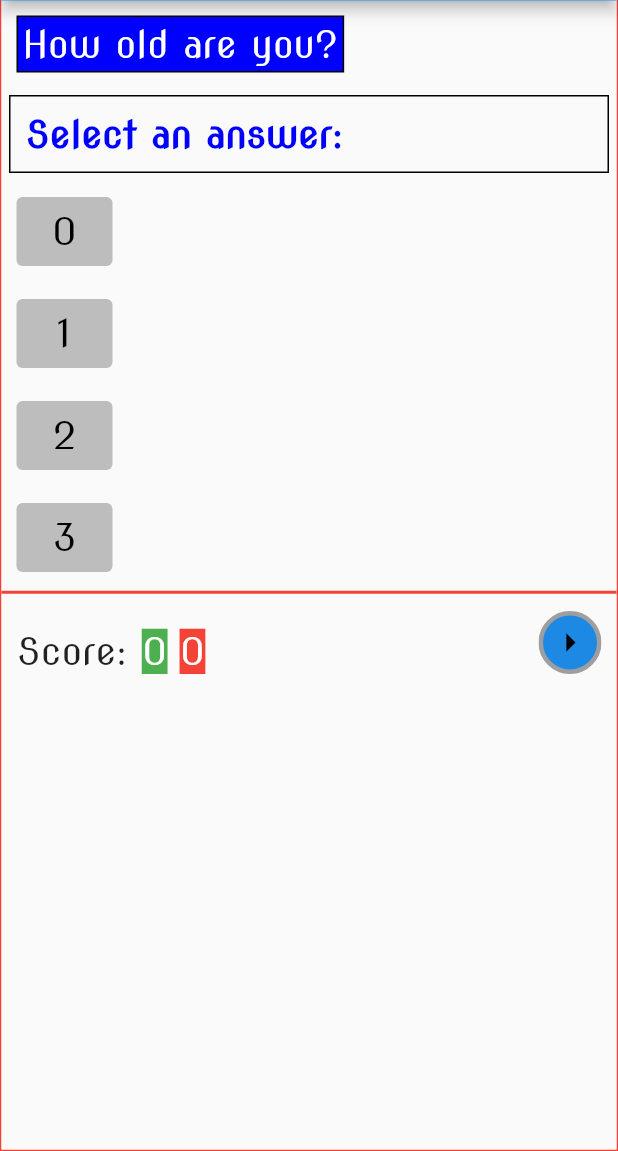
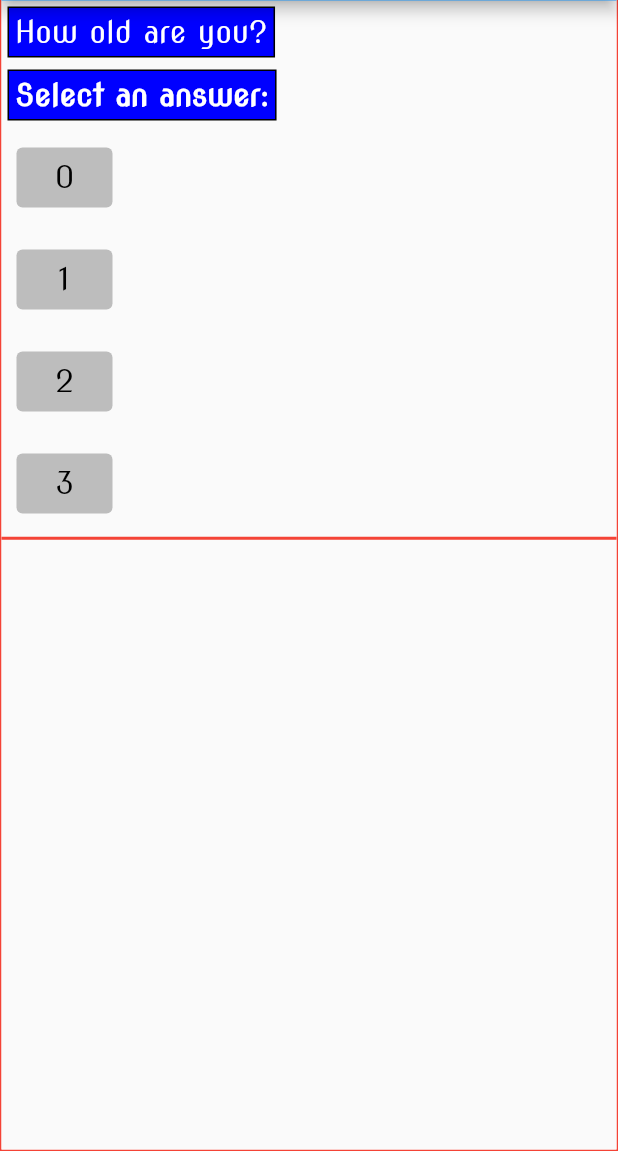
Before and after one commit to patishavir/trivia_guru, a Flutter app: the screen it shows after launch, on a phone screen of 412 x 824 dp, the part 85-1236 px from its top. Run offline on Flutter 3.47's test engine with Material 2 defaults, Android fonts, the phone set to English and light mode, and no system bars; our stand-ins replace confetti; missing offline and left inert: blinking_text.

Commit message:
trivia_guru commit 20221128

```diff
--- a/lib/config/app_config.dart
+++ b/lib/config/app_config.dart
@@ -1,7 +1,7 @@
 class AppConfig {
   static const bool writeLog = false;
   static const int answersCount = 4;
-  static const double fontSize = 25.0;
+  static const double fontSize = 20.0;
   static const int questionsPerGame = 2;
   static const int confettiAnimationDuration = 2;
 }
--- a/lib/pages/multiple_choice_question_form.dart
+++ b/lib/pages/multiple_choice_question_form.dart
@@ -105,8 +105,8 @@ class _MyHomePageState extends State<MyHomePage> {
 
     widgetList.add(
       Container(
-        margin: const EdgeInsets.all(10.0),
-        padding: const EdgeInsets.all(3.0),
+        margin: const EdgeInsets.all(4.0),
+        padding: const EdgeInsets.all(4.0),
         decoration: BoxDecoration(
           color: const Color.fromARGB(255, 0, 0, 255),
           border: Border.all(color: Colors.black, width: 1.0),
@@ -118,23 +118,51 @@ class _MyHomePageState extends State<MyHomePage> {
         ),
       ),
     );
-    widgetList.add(
-      Container(
-        width: double.infinity,
-        margin: const EdgeInsets.all(5.0),
-        padding: const EdgeInsets.all(10.0),
+    // next question container
+    widgetList.add(Container(
+      margin: const EdgeInsets.all(4.0),
+      padding: const EdgeInsets.all(4.0),
       decoration: BoxDecoration(
+        color: const Color.fromARGB(255, 0, 0, 255),
         border: Border.all(color: Colors.black, width: 1.0),
       ),
+      child: GameData.waitingForAnAnswer
+          ? const Text(
+              "Select an answer:",
+              style: TextStyle(
+                fontSize: AppConfig.fontSize,
+                fontWeight: FontWeight.bold,
+                color: Colors.white,
+              ),
+            )
+          : ElevatedButton(
+              style: ButtonStyle(
+                backgroundColor:
+                    const MaterialStatePropertyAll<Color>(Colors.white),
+                elevation: MaterialStateProperty.resolveWith<double>(
+                  (Set<MaterialState> states) {
+                    // if the button is pressed the elevation is 10.0, if not
+                    // it is 5.0
+                    if (states.contains(MaterialState.pressed)) {
+                      return 10.0;
+                    } else {
+                      return 10.0;
+                    }
+                  },
+                ),
+              ),
               child: const Text(
-          "Select an answer:",
+                "Next question >",
                 style: TextStyle(
                     fontSize: AppConfig.fontSize,
                     fontWeight: FontWeight.bold,
                     color: Color.fromARGB(255, 0, 0, 255)),
               ),
+              onPressed: () {
+                processNextButton();
+              },
             ),
-    );
+    ));
     answerButtonList.clear();
     bool correctAnswer = question.answer == GameData.selectedAnswer;
     for (int i = 0; i < AppConfig.answersCount; i++) {
@@ -188,63 +216,6 @@ class _MyHomePageState extends State<MyHomePage> {
       );
     }
 
-    Container bottomRowContainer = Container(
-      margin: const EdgeInsets.all(10.0),
-      child: Row(
-        crossAxisAlignment: CrossAxisAlignment.end,
-        children: [
-          Text('Score: ', style: Theme.of(context).textTheme.bodyText1),
-          Text(
-            GameData.correctAnswers.toString(),
-            style: const TextStyle(
-                fontSize: AppConfig.fontSize,
-                backgroundColor: Colors.green,
-                color: Colors.white),
-          ),
-          const SizedBox(
-            width: 8,
-          ),
-          Text(
-            GameData.wrongAnswers.toString(),
-            style: const TextStyle(
-                fontSize: AppConfig.fontSize,
-                backgroundColor: Colors.red,
-                color: Colors.white),
-          ),
-          const Spacer(),
-          Material(
-            type: MaterialType.transparency,
-            child: Ink(
-              decoration: BoxDecoration(
-                border: Border.all(color: Colors.grey, width: 3.0),
-                color: Colors.blue.shade600,
-                shape: BoxShape.circle,
-              ),
-              child: InkWell(
-                borderRadius: BorderRadius.circular(500.0),
-                onTap: GameData.waitingForAnAnswer
-                    ? null
-                    : () {
-                        GameData.selectedAnswer = 0;
-                        GameData.waitingForAnAnswer = true;
-                        processNextButton();
-                      },
-                child: const Padding(
-                  padding: EdgeInsets.all(3.0),
-                  child: Icon(
-                    Icons.arrow_right,
-                    size: 30.0,
-                    color: Colors.black,
-                  ),
-                ),
-              ),
-            ),
-          )
-        ],
-      ),
-    );
-    widgetList.add(bottomRowContainer);
-
     return widgetList;
   }
 }
```
Lines whose indentation alone changed are shown as unchanged.
